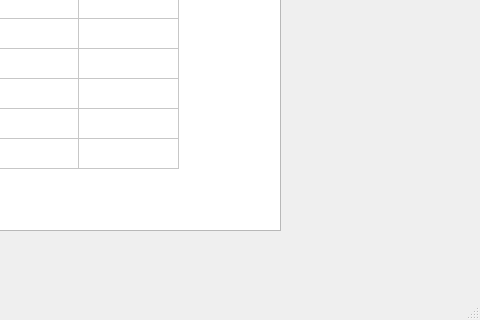
First picture: the form in UI/new_shade_view.ui, repository nilay1221/Inventory_Management, before the edit; both pictures show x 320 to 800 and y 280 to 600 of the 800 by 600 pixel window.
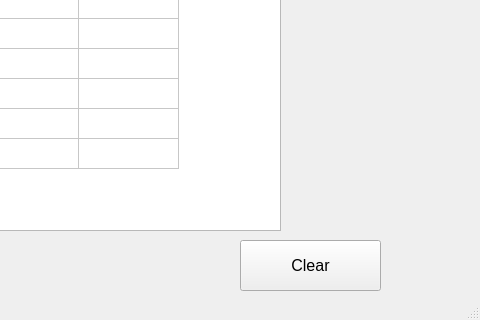
Second picture: the form after the edit.

Commit message: clear button added in ui files

Patch:
```diff
--- a/UI/new_shade_view.ui
+++ b/UI/new_shade_view.ui
@@ -157,6 +157,24 @@
      </property>
     </column>
    </widget>
+   <widget class="QPushButton" name="new_shade_view_clear">
+    <property name="geometry">
+     <rect>
+      <x>560</x>
+      <y>520</y>
+      <width>141</width>
+      <height>51</height>
+     </rect>
+    </property>
+    <property name="font">
+     <font>
+      <pointsize>12</pointsize>
+     </font>
+    </property>
+    <property name="text">
+     <string>Clear</string>
+    </property>
+   </widget>
   </widget>
   <widget class="QStatusBar" name="statusbar"/>
  </widget>
```
The commit also changes 21 other files.
